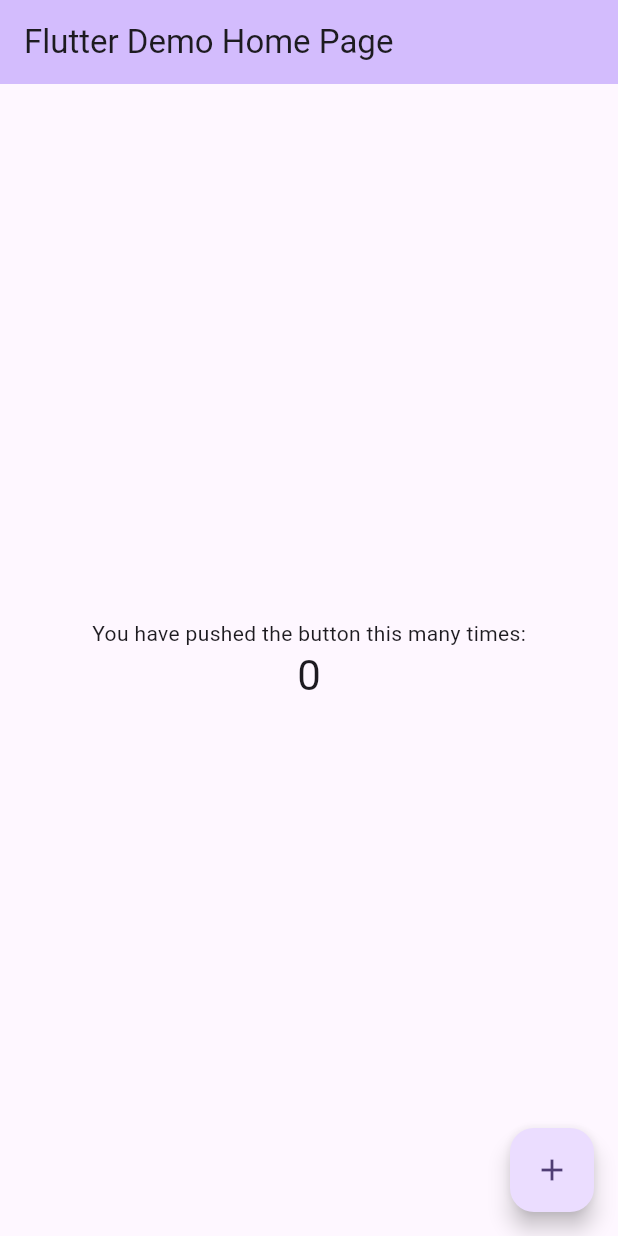
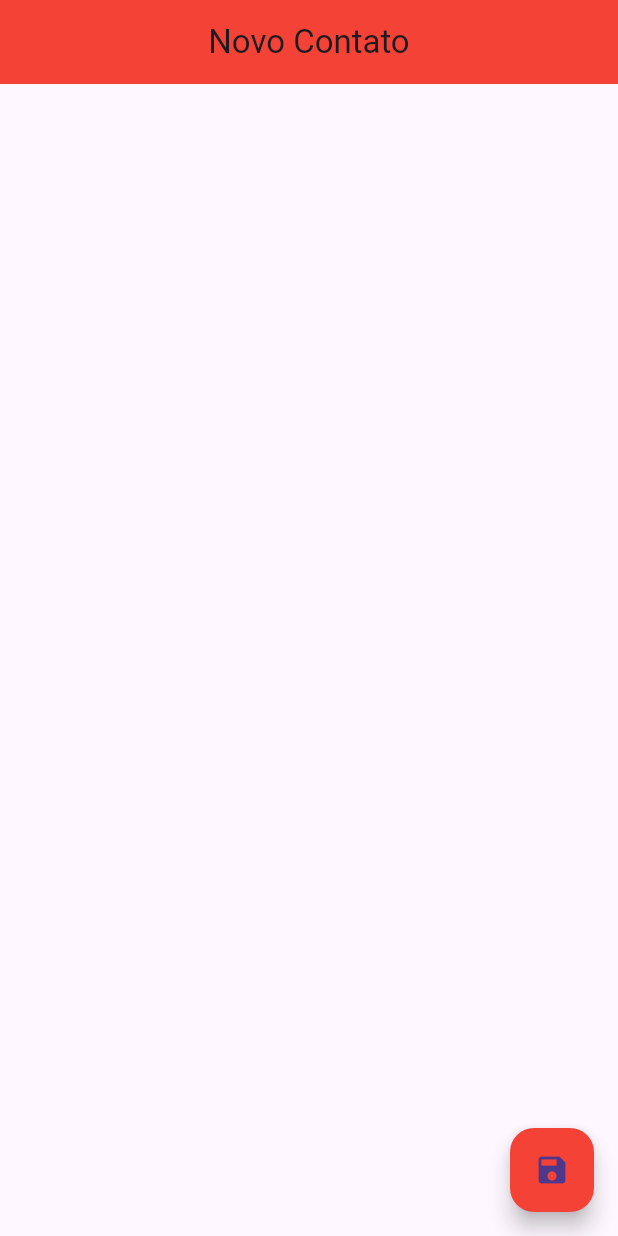
Before and after one commit to BrunoSilva31/Contacts, a Flutter app: the screen it shows after launch, on a phone screen of 412 x 824 dp. Run offline on Flutter 3.47's test engine with Material 3 defaults, Android fonts, the phone set to English and light mode, and no system bars; our stand-ins replace sqflite; accounts and stored records are empty.

Commit message:
ContactPage

```diff
--- a/lib/helpers/contact_helper.dart
+++ b/lib/helpers/contact_helper.dart
@@ -2,12 +2,12 @@ import 'package:flutter/foundation.dart';
 import 'package:sqflite/sqflite.dart';
 import 'package:path/path.dart';
 
-final String contactTable = "contactTable";
-final String idColumn = "idColumn";
-final String nameColumn = "nameColumn";
-final String emailColumn = "emailColumn";
-final String phoneColumn = "phoneColumn";
-final String imgColumn = "imgColumn";
+const String contactTable = "contactTable";
+const String idColumn = "idColumn";
+const String nameColumn = "nameColumn";
+const String emailColumn = "emailColumn";
+const String phoneColumn = "phoneColumn";
+const String imgColumn = "imgColumn";
 
 class ContactHelper {
   static final ContactHelper instance = ContactHelper.internal();
@@ -16,17 +16,18 @@ class ContactHelper {
 
   ContactHelper.internal();
 
-  late Database _db;
+  Database? _db;
 
   Future<Database> get db async {
     if (_db == null) {
       _db = await initDb();
 
-      return _db;
-    } else {
-      return _db;
+      return _db!;
     }
-  }
+
+      return _db!;
+    }
+
 
   Future<Database> initDb() async {
     final databasesPath = await getDatabasesPath();
@@ -82,7 +83,7 @@ class ContactHelper {
   Future<List<Contact>> getAllContacts() async{
     Database dbContact = await db;
 
-    List listMap = await dbContact.query("SELECT * FROM $contactTable");
+    List<Map<String, dynamic>> listMap = await dbContact.query(contactTable);
 
     List<Contact> listContact = [];
 
@@ -111,17 +112,17 @@ class ContactHelper {
 
 class Contact {
   int? id;
-  String name;
-  String email;
-  String phone;
-  String img;
+  String? name;
+  String? email;
+  String? phone;
+  String? img;
 
   Contact({
-    required this.id,
-    required this.name,
-    required this.email,
-    required this.phone,
-    required this.img,
+    this.id,
+    this.name,
+    this.email,
+    this.phone,
+    this.img,
   });
 
   Contact.fromMap(Map<String, dynamic> map)
@@ -134,10 +135,10 @@ class Contact {
   Map<String, dynamic> toMap() {
     final map = {
       idColumn: id,
-      nameColumn: name,
-      emailColumn: email,
-      phoneColumn: phone,
-      imgColumn: img,
+      if (name != null) nameColumn: name,
+      if (email != null) emailColumn: email,
+      if (phone != null) phoneColumn: phone,
+      if (img != null) imgColumn: img,
     };
 
     if (id != null) {
--- a/lib/main.dart
+++ b/lib/main.dart
@@ -1,125 +1,10 @@
+import 'package:contacts/ui/contact_page.dart';
+import 'package:contacts/ui/home_page.dart';
 import 'package:flutter/material.dart';
 
 void main() {
-  runApp(const MyApp());
+  runApp(MaterialApp(
+    home: ContactPage(),
+    debugShowCheckedModeBanner: false,
+  ));
 }
-
-class MyApp extends StatelessWidget {
-  const MyApp({super.key});
-
-  // This widget is the root of your application.
-  @override
-  Widget build(BuildContext context) {
-    return MaterialApp(
-      title: 'Flutter Demo',
-      theme: ThemeData(
-        // This is the theme of your application.
-        //
-        // TRY THIS: Try running your application with "flutter run". You'll see
-        // the application has a purple toolbar. Then, without quitting the app,
-        // try changing the seedColor in the colorScheme below to Colors.green
-        // and then invoke "hot reload" (save your changes or press the "hot
-        // reload" button in a Flutter-supported IDE, or press "r" if you used
-        // the command line to start the app).
-        //
-        // Notice that the counter didn't reset back to zero; the application
-        // state is not lost during the reload. To reset the state, use hot
-        // restart instead.
-        //
-        // This works for code too, not just values: Most code changes can be
-        // tested with just a hot reload.
-        colorScheme: ColorScheme.fromSeed(seedColor: Colors.deepPurple),
-        useMaterial3: true,
-      ),
-      home: const MyHomePage(title: 'Flutter Demo Home Page'),
-    );
-  }
-}
-
-class MyHomePage extends StatefulWidget {
-  const MyHomePage({super.key, required this.title});
-
-  // This widget is the home page of your application. It is stateful, meaning
-  // that it has a State object (defined below) that contains fields that affect
-  // how it looks.
-
-  // This class is the configuration for the state. It holds the values (in this
-  // case the title) provided by the parent (in this case the App widget) and
-  // used by the build method of the State. Fields in a Widget subclass are
-  // always marked "final".
-
-  final String title;
-
-  @override
-  State<MyHomePage> createState() => _MyHomePageState();
-}
-
-class _MyHomePageState extends State<MyHomePage> {
-  int _counter = 0;
-
-  void _incrementCounter() {
-    setState(() {
-      // This call to setState tells the Flutter framework that something has
-      // changed in this State, which causes it to rerun the build method below
-      // so that the display can reflect the updated values. If we changed
-      // _counter without calling setState(), then the build method would not be
-      // called again, and so nothing would appear to happen.
-      _counter++;
-    });
-  }
-
-  @override
-  Widget build(BuildContext context) {
-    // This method is rerun every time setState is called, for instance as done
-    // by the _incrementCounter method above.
-    //
-    // The Flutter framework has been optimized to make rerunning build methods
-    // fast, so that you can just rebuild anything that needs updating rather
-    // than having to individually change instances of widgets.
-    return Scaffold(
-      appBar: AppBar(
-        // TRY THIS: Try changing the color here to a specific color (to
-        // Colors.amber, perhaps?) and trigger a hot reload to see the AppBar
-        // change color while the other colors stay the same.
-        backgroundColor: Theme.of(context).colorScheme.inversePrimary,
-        // Here we take the value from the MyHomePage object that was created by
-        // the App.build method, and use it to set our appbar title.
-        title: Text(widget.title),
-      ),
-      body: Center(
-        // Center is a layout widget. It takes a single child and positions it
-        // in the middle of the parent.
-        child: Column(
-          // Column is also a layout widget. It takes a list of children and
-          // arranges them vertically. By default, it sizes itself to fit its
-          // children horizontally, and tries to be as tall as its parent.
-          //
-          // Column has various properties to control how it sizes itself and
-          // how it positions its children. Here we use mainAxisAlignment to
-          // center the children vertically; the main axis here is the vertical
-          // axis because Columns are vertical (the cross axis would be
-          // horizontal).
-          //
-          // TRY THIS: Invoke "debug painting" (choose the "Toggle Debug Paint"
-          // action in the IDE, or press "p" in the console), to see the
-          // wireframe for each widget.
-          mainAxisAlignment: MainAxisAlignment.center,
-          children: <Widget>[
-            const Text(
-              'You have pushed the button this many times:',
-            ),
-            Text(
-              '$_counter',
-              style: Theme.of(context).textTheme.headlineMedium,
-            ),
-          ],
-        ),
-      ),
-      floatingActionButton: FloatingActionButton(
-        onPressed: _incrementCounter,
-        tooltip: 'Increment',
-        child: const Icon(Icons.add),
-      ), // This trailing comma makes auto-formatting nicer for build methods.
-    );
-  }
-}
--- /dev/null
+++ b/lib/ui/contact_page.dart
@@ -0,0 +1,47 @@
+import 'package:contacts/helpers/contact_helper.dart';
+import 'package:flutter/material.dart';
+
+class ContactPage extends StatefulWidget {
+
+  final Contact? contact;
+  ContactPage({Key? key, this.contact});
+
+  @override
+  State<ContactPage> createState() => _ContactPageState();
+
+}
+
+class _ContactPageState extends State<ContactPage> {
+
+  late Contact _editedContact;
+
+
+  @override
+  void initState() {
+    super.initState();
+
+    if(widget.contact == null) {
+      _editedContact = Contact();
+    } else {
+      _editedContact = Contact.fromMap(widget.contact!.toMap());
+    }
+
+  }
+
+  @override
+  Widget build(BuildContext context) {
+    return Scaffold(
+      appBar: AppBar(
+        backgroundColor: Colors.red,
+        title: Text(_editedContact.name ?? "Novo Contato"),
+        centerTitle: true,
+      ),
+
+      floatingActionButton: FloatingActionButton(
+        onPressed: (){},
+        child: Icon(Icons.save),
+        backgroundColor: Colors.red,
+      ),
+    );
+  }
+}
--- a/pubspec.yaml
+++ b/pubspec.yaml
@@ -64,6 +64,9 @@ flutter:
   #   - images/a_dot_burr.jpeg
   #   - images/a_dot_ham.jpeg
 
+  assets:
+    - images/person.png
+
   # An image asset can refer to one or more resolution-specific "variants", see
   # https://flutter.dev/to/resolution-aware-images
 
```
Also changed, not shown: lib/ui/home_page.dart (added, +105 -0 lines), images/person.png (added).
